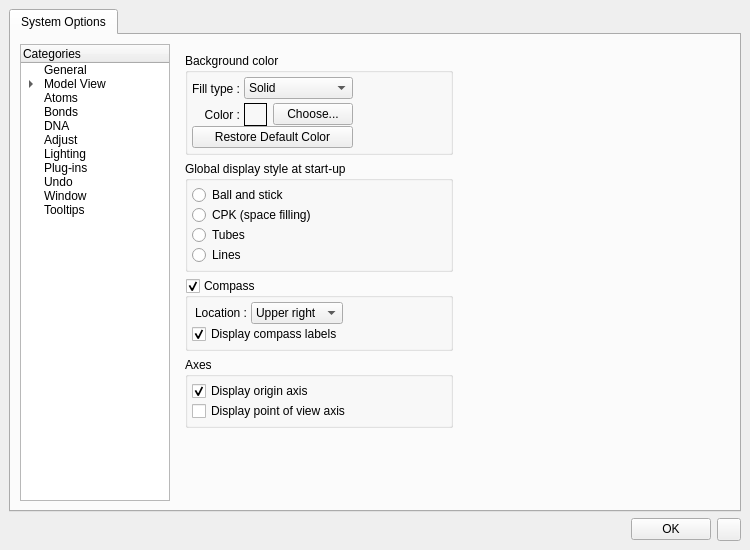
Old version of the form cad/src/ne1_ui/PreferencesDialog.ui in the repository kanzure/nanoengineer.
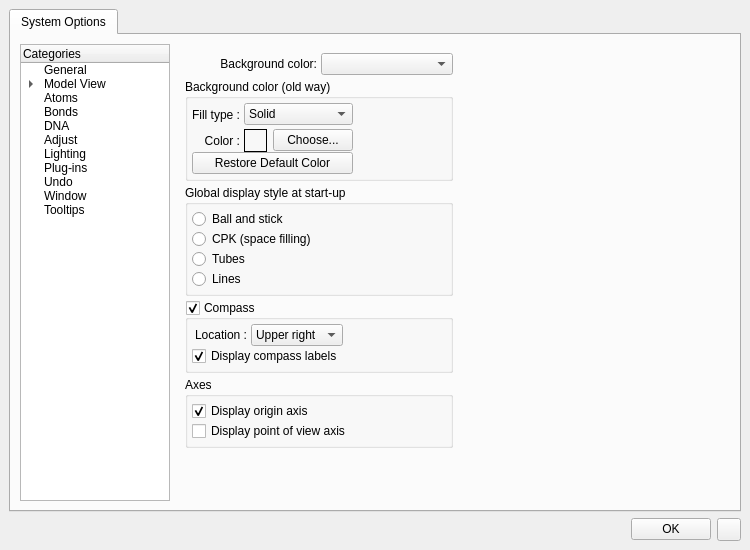
New version of the form. The open tabs and pages were chosen to show the change. Icons and pictures are not drawn.

Commit message: Added new background color combobox to Preferences, which will include "Evening Sky" as a new gradient option.

```diff
--- a/cad/src/ne1_ui/PreferencesDialog.ui
+++ b/cad/src/ne1_ui/PreferencesDialog.ui
@@ -200,31 +200,41 @@
            <property name="spacing" >
             <number>6</number>
            </property>
-           <item row="0" column="1" >
-            <spacer>
-             <property name="orientation" >
-              <enum>Qt::Horizontal</enum>
-             </property>
-             <property name="sizeHint" >
-              <size>
-               <width>40</width>
-               <height>20</height>
-              </size>
-             </property>
-            </spacer>
-           </item>
            <item row="0" column="0" >
             <layout class="QVBoxLayout" >
              <property name="margin" >
               <number>0</number>
              </property>
              <property name="spacing" >
-              <number>6</number>
+              <number>4</number>
              </property>
+             <item>
+              <layout class="QHBoxLayout" >
+               <property name="margin" >
+                <number>0</number>
+               </property>
+               <property name="spacing" >
+                <number>4</number>
+               </property>
+               <item>
+                <widget class="QLabel" name="label_8" >
+                 <property name="text" >
+                  <string>Background color:</string>
+                 </property>
+                 <property name="alignment" >
+                  <set>Qt::AlignRight|Qt::AlignTrailing|Qt::AlignVCenter</set>
+                 </property>
+                </widget>
+               </item>
+               <item>
+                <widget class="QComboBox" name="backgroundColorComboBox" />
+               </item>
+              </layout>
+             </item>
              <item>
               <widget class="QGroupBox" name="bg_groupbox" >
                <property name="title" >
-                <string>Background color</string>
+                <string>Background color (old way)</string>
                </property>
                <layout class="QGridLayout" >
                 <property name="margin" >
@@ -589,13 +599,26 @@
                <property name="sizeHint" >
                 <size>
                  <width>20</width>
-                 <height>40</height>
+                 <height>41</height>
                 </size>
                </property>
               </spacer>
              </item>
             </layout>
            </item>
+           <item row="0" column="1" >
+            <spacer>
+             <property name="orientation" >
+              <enum>Qt::Horizontal</enum>
+             </property>
+             <property name="sizeHint" >
+              <size>
+               <width>40</width>
+               <height>20</height>
+              </size>
+             </property>
+            </spacer>
+           </item>
           </layout>
          </widget>
          <widget class="QWidget" name="ZoomPanRotate" >
```
Left out of the diff: 2 changed lines with no effect on the pictures. The commit also changes 6 other files.
